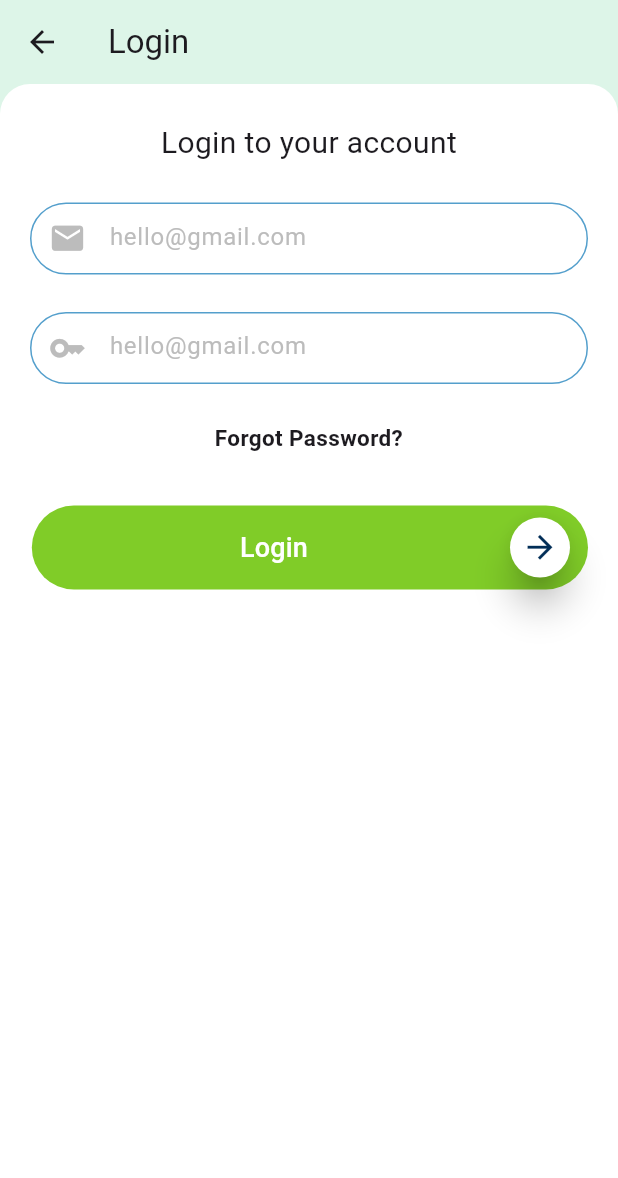
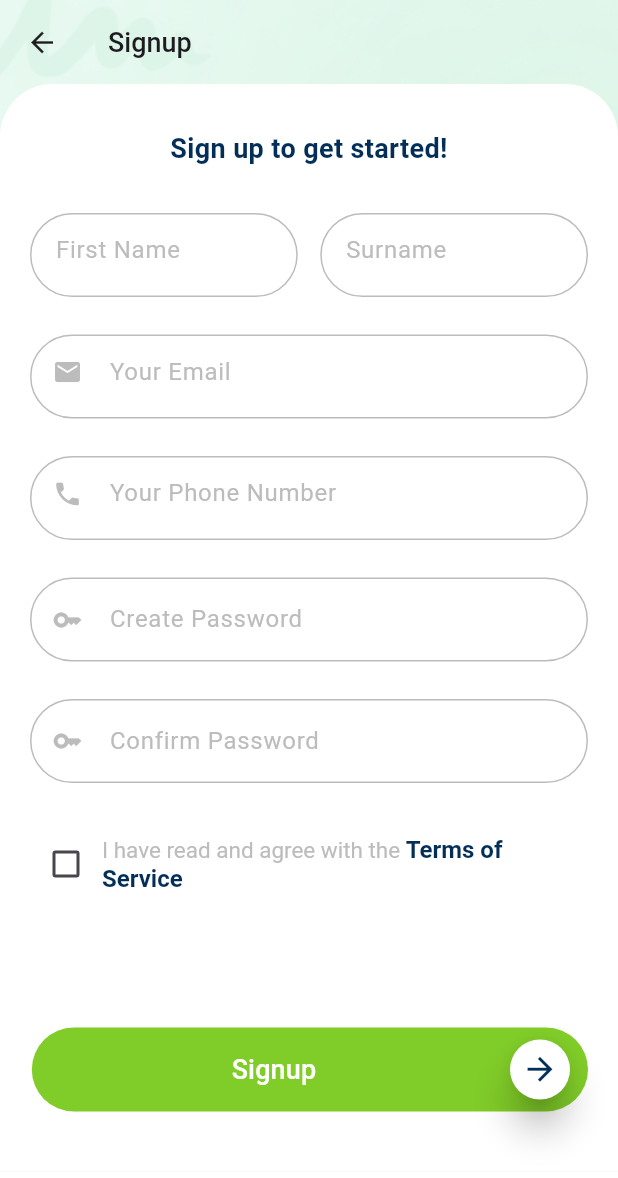
Before and after one commit to MuhammadWaqar340/parkConnect, a Flutter app: the screen it shows after launch, on a phone screen of 412 x 824 dp. Shown: the top 1178 px of the screen. Run offline on Flutter 3.47's test engine with Material 3 defaults, Android fonts, the phone set to English and light mode, and no system bars.

Commit message:
Signup screen

```diff
--- a/lib/main.dart
+++ b/lib/main.dart
@@ -1,7 +1,7 @@
 import 'package:flutter/material.dart';
+import 'package:flutter/services.dart';
 import 'package:park_connect/src/screens/login.dart';
-import 'package:park_connect/src/widgets/common/customButton.dart';
-import 'package:park_connect/src/widgets/common/customInputField.dart';
+import 'package:park_connect/src/screens/signup.dart';
 
 void main() {
   runApp(const MyApp());
@@ -12,13 +12,18 @@ class MyApp extends StatelessWidget {
 
   @override
   Widget build(BuildContext context) {
+    SystemChrome.setSystemUIOverlayStyle(SystemUiOverlayStyle.dark.copyWith(
+      statusBarColor: Colors.transparent,
+      statusBarIconBrightness:
+          Brightness.dark, // Change to Brightness.light for dark icons
+    ));
     return MaterialApp(
       title: 'ParkConnect',
       debugShowCheckedModeBanner: false,
       home: Scaffold(
         backgroundColor: Colors.white,
         body: Center(
-          child: Login(), // Removed semicolon here
+          child: SignUp(),
         ),
       ),
     );
--- a/lib/src/constants/color.dart
+++ b/lib/src/constants/color.dart
@@ -7,5 +7,5 @@ class AppColors {
 
   static const Color textFieldBorder = Color(0xFF549FCC);
   static const Color textFieldHint = Color(0xFFBCBCBC);
-  static const Color backgroundColor = Color(0xFFDDF5E8);
+  static const Color backgroundColor = Color.fromARGB(255, 226, 248, 236);
 }
--- a/lib/src/screens/login.dart
+++ b/lib/src/screens/login.dart
@@ -2,38 +2,62 @@ import 'package:flutter/material.dart';
 import 'package:park_connect/src/constants/color.dart';
 import 'package:park_connect/src/widgets/common/customButton.dart';
 import 'package:park_connect/src/widgets/common/customInputField.dart';
+import 'package:park_connect/src/widgets/common/customPasswordFiled.dart';
 
 class Login extends StatelessWidget {
   @override
   Widget build(BuildContext context) {
     return Scaffold(
-      appBar: AppBar(
-        title: Text('Login'),
-        backgroundColor: AppColors.backgroundColor,
-        elevation:
-            0, // Set elevation to 0 to make app bar blend with the background
+      backgroundColor: Colors.transparent,
+      body: Stack(
+        children: [
+          Positioned.fill(
+            top: -(MediaQuery.of(context).padding.top + kToolbarHeight) * 0.3,
+            left: 0,
+            right: 0,
+            child: Container(
+              height: MediaQuery.of(context).size.height * 0.5,
+              decoration: const BoxDecoration(
+                image: DecorationImage(
+                  image: AssetImage('assets/background.png'),
+                  fit: BoxFit.cover,
+                ),
+              ),
+            ),
+          ),
+          Column(
+            crossAxisAlignment: CrossAxisAlignment.stretch,
+            children: [
+              SizedBox(
+                height: kToolbarHeight + MediaQuery.of(context).padding.top,
+                child: AppBar(
+                  backgroundColor: Colors.transparent,
+                  elevation: 0,
                   leading: IconButton(
                     icon: Icon(Icons.arrow_back),
+                    iconSize: 22,
                     onPressed: () {
-            Navigator.of(context).pop(); // This will pop the current route
+                      Navigator.of(context).pop();
                     },
                   ),
+                  title: const Text(
+                    'Login',
+                    style: TextStyle(fontSize: 18, fontWeight: FontWeight.w500),
                   ),
-      backgroundColor: AppColors.backgroundColor,
-      body: Column(
-        crossAxisAlignment: CrossAxisAlignment.stretch,
-        children: [
+                ),
+              ),
               Expanded(
                 child: Container(
                   decoration: const BoxDecoration(
                     borderRadius: BorderRadius.only(
-                  topLeft: Radius.circular(20.0),
-                  topRight: Radius.circular(20.0),
+                      topLeft: Radius.circular(35.0),
+                      topRight: Radius.circular(35.0),
                     ),
                     color: Colors.white,
                   ),
                   child: const Padding(
-                padding: EdgeInsets.symmetric(horizontal: 20.0, vertical: 25.0),
+                    padding:
+                        EdgeInsets.symmetric(horizontal: 20.0, vertical: 30.0),
                     child: Column(
                       crossAxisAlignment: CrossAxisAlignment.stretch,
                       children: [
@@ -41,26 +65,34 @@ class Login extends StatelessWidget {
                           'Login to your account',
                           textAlign: TextAlign.center,
                           style: TextStyle(
-                        fontSize: 20.0,
-                        fontWeight: FontWeight.w400,
+                              fontSize: 18.0,
+                              fontWeight: FontWeight.w600,
+                              color: AppColors.arrowIcon),
                         ),
+                        SizedBox(height: 30),
+                        CustomTextField(
+                          prefixIcon: Icons.email,
+                          hintText: 'hello@gmail.com',
+                          color: AppColors.textFieldBorder,
+                          width: 327,
                         ),
                         SizedBox(height: 25),
-                    CustomTextField(
-                        prefixIcon: Icons.email, hintText: 'hello@gmail.com'),
-                    SizedBox(height: 25),
-                    CustomTextField(
-                        prefixIcon: Icons.key, hintText: 'hello@gmail.com'),
-                    SizedBox(height: 25),
+                        CustomPasswordField(
+                          color: AppColors.textFieldBorder,
+                          visibilityOnIcon: Icons.visibility,
+                          visibilityOffIcon: Icons.visibility_off,
+                          hintText: 'Your Password',
+                        ),
+                        SizedBox(height: 12),
                         Text(
                           'Forgot Password?',
                           textAlign: TextAlign.center,
                           style: TextStyle(
                             fontSize: 15.0,
-                        fontWeight: FontWeight.w600,
+                            fontWeight: FontWeight.w500,
                           ),
                         ),
-                    SizedBox(height: 25),
+                        SizedBox(height: 45),
                         CustomButton(hintText: 'Login'),
                       ],
                     ),
@@ -69,6 +101,8 @@ class Login extends StatelessWidget {
               ),
             ],
           ),
+        ],
+      ),
     );
   }
 }
--- /dev/null
+++ b/lib/src/screens/signup.dart
@@ -0,0 +1,184 @@
+import 'package:flutter/gestures.dart';
+import 'package:flutter/material.dart';
+import 'package:park_connect/src/constants/color.dart';
+import 'package:park_connect/src/widgets/common/customButton.dart';
+import 'package:park_connect/src/widgets/common/customInputField.dart';
+import 'package:park_connect/src/widgets/common/customPasswordFiled.dart';
+
+class SignUp extends StatefulWidget {
+  @override
+  _SignUpState createState() => _SignUpState();
+}
+
+class _SignUpState extends State<SignUp> {
+  bool _isChecked = false;
+
+  @override
+  Widget build(BuildContext context) {
+    return Scaffold(
+      backgroundColor: Colors.transparent,
+      body: Stack(
+        children: [
+          Positioned.fill(
+            top: -(MediaQuery.of(context).padding.top + kToolbarHeight) * 0.3,
+            left: 0,
+            right: 0,
+            child: Container(
+              height: MediaQuery.of(context).size.height * 0.5,
+              decoration: const BoxDecoration(
+                image: DecorationImage(
+                  image: AssetImage('assets/background.png'),
+                  fit: BoxFit.cover,
+                ),
+              ),
+            ),
+          ),
+          SingleChildScrollView(
+            physics: BouncingScrollPhysics(),
+            child: Column(
+              crossAxisAlignment: CrossAxisAlignment.stretch,
+              children: [
+                SizedBox(
+                  height: kToolbarHeight + MediaQuery.of(context).padding.top,
+                  child: AppBar(
+                    backgroundColor: Colors.transparent,
+                    elevation: 0,
+                    leading: IconButton(
+                      icon: const Icon(Icons.arrow_back),
+                      iconSize: 22,
+                      onPressed: () {
+                        Navigator.of(context).pop();
+                      },
+                    ),
+                    title: const Text(
+                      'Signup',
+                      style:
+                          TextStyle(fontSize: 18, fontWeight: FontWeight.w500),
+                    ),
+                  ),
+                ),
+                Container(
+                  decoration: const BoxDecoration(
+                    borderRadius: BorderRadius.only(
+                      topLeft: Radius.circular(35.0),
+                      topRight: Radius.circular(35.0),
+                    ),
+                    color: Colors.white,
+                  ),
+                  child: Padding(
+                    padding: const EdgeInsets.symmetric(
+                        horizontal: 20.0, vertical: 30.0),
+                    child: Column(
+                      crossAxisAlignment: CrossAxisAlignment.stretch,
+                      children: [
+                        const Text(
+                          'Sign up to get started!',
+                          textAlign: TextAlign.center,
+                          style: TextStyle(
+                            fontSize: 18.0,
+                            fontWeight: FontWeight.w600,
+                            color: AppColors.arrowIcon,
+                          ),
+                        ),
+                        const SizedBox(height: 30),
+                        const Row(
+                          mainAxisAlignment: MainAxisAlignment.spaceBetween,
+                          children: [
+                            Expanded(
+                              child: CustomTextField(
+                                  hintText: 'First Name',
+                                  width: 150,
+                                  color: AppColors.textFieldHint),
+                            ),
+                            SizedBox(width: 15),
+                            Expanded(
+                              child: CustomTextField(
+                                  hintText: 'Surname',
+                                  width: 150,
+                                  color: AppColors.textFieldHint),
+                            ),
+                          ],
+                        ),
+                        const SizedBox(height: 25),
+                        Column(
+                          crossAxisAlignment: CrossAxisAlignment.stretch,
+                          children: [
+                            const CustomTextField(
+                              prefixIcon: Icons.email,
+                              hintText: 'Your Email',
+                              color: AppColors.textFieldHint,
+                              width: 327,
+                            ),
+                            const SizedBox(height: 25),
+                            const CustomTextField(
+                              prefixIcon: Icons.phone,
+                              hintText: 'Your Phone Number',
+                              color: AppColors.textFieldHint,
+                              width: 327,
+                            ),
+                            const SizedBox(height: 25),
+                            const CustomPasswordField(
+                              color: AppColors.textFieldHint,
+                              hintText: 'Create Password',
+                            ),
+                            const SizedBox(height: 25),
+                            const CustomPasswordField(
+                              color: AppColors.textFieldHint,
+                              hintText: 'Confirm Password',
+                            ),
+                            const SizedBox(height: 30),
+                            Row(
+                              children: [
+                                Checkbox(
+                                    value: _isChecked,
+                                    onChanged: (value) {
+                                      setState(() {
+                                        _isChecked = value!;
+                                      });
+                                    },
+                                    activeColor: AppColors.buttonBackground),
+                                Flexible(
+                                  child: RichText(
+                                    overflow: TextOverflow.clip,
+                                    text: TextSpan(
+                                      style: const TextStyle(
+                                        fontSize: 15,
+                                        color: AppColors.textFieldHint,
+                                      ),
+                                      children: [
+                                        const TextSpan(
+                                          text:
+                                              'I have read and agree with the ',
+                                        ),
+                                        TextSpan(
+                                          text: 'Terms of Service',
+                                          style: const TextStyle(
+                                            color: AppColors.arrowIcon,
+                                            fontWeight: FontWeight.bold,
+                                            fontSize: 16,
+                                          ),
+                                          recognizer: TapGestureRecognizer()
+                                            ..onTap = () {},
+                                        ),
+                                      ],
+                                    ),
+                                  ),
+                                ),
+                              ],
+                            ),
+                            const SizedBox(height: 75),
+                            const CustomButton(hintText: 'Signup'),
+                          ],
+                        ),
+                      ],
+                    ),
+                  ),
+                ),
+              ],
+            ),
+          ),
+        ],
+      ),
+    );
+  }
+}
--- a/lib/src/widgets/common/customButton.dart
+++ b/lib/src/widgets/common/customButton.dart
@@ -4,7 +4,7 @@ import 'package:park_connect/src/constants/color.dart';
 
 class CustomButton extends StatelessWidget {
   final String hintText;
-  const CustomButton({Key? key, required this.hintText}) : super(key: key);
+  const CustomButton({super.key, required this.hintText});
 
   @override
   Widget build(BuildContext context) {
@@ -27,12 +27,10 @@ class CustomButton extends StatelessWidget {
               children: [
                 Expanded(
                   child: TextButton(
-                    onPressed: () {
-                      // Add any action you want when the button is pressed
-                    },
+                    onPressed: () {},
                     child: Text(
                       hintText,
-                      style: TextStyle(
+                      style: const TextStyle(
                           color: AppColors.whiteBackground,
                           fontSize: 18,
                           fontWeight: FontWeight.w500),
@@ -52,9 +50,7 @@ class CustomButton extends StatelessWidget {
                     size: 25,
                     color: AppColors.arrowIcon,
                   ),
-                  onPressed: () {
-                    // Action when the forward arrow button is pressed
-                  },
+                  onPressed: () {},
                 ),
               ],
             ),
--- a/lib/src/widgets/common/customInputField.dart
+++ b/lib/src/widgets/common/customInputField.dart
@@ -2,28 +2,34 @@ import 'package:flutter/material.dart';
 import 'package:park_connect/src/constants/color.dart';
 
 class CustomTextField extends StatelessWidget {
-  final IconData prefixIcon;
+  final IconData? prefixIcon;
   final String hintText;
+  final double width;
+  final Color color;
 
   const CustomTextField(
-      {Key? key, required this.prefixIcon, required this.hintText})
+      {Key? key,
+      this.prefixIcon,
+      required this.hintText,
+      required this.width,
+      required this.color})
       : super(key: key);
 
   @override
   Widget build(BuildContext context) {
     return Container(
-      width: 327,
-      height: 48,
+      width: width,
+      height: 56,
       decoration: BoxDecoration(
         borderRadius: BorderRadius.circular(30.0),
         border: Border.all(
-          color: AppColors.textFieldBorder,
+          color: color,
           width: 1.0,
         ),
       ),
       child: TextField(
         decoration: InputDecoration(
-          hintText: hintText ?? 'Enter text...', // Use provided hint or default
+          hintText: hintText,
           hintStyle: TextStyle(color: AppColors.textFieldHint),
           contentPadding:
               EdgeInsets.symmetric(horizontal: 16.0, vertical: 12.0),
@@ -31,11 +37,13 @@ class CustomTextField extends StatelessWidget {
           prefixIcon: prefixIcon != null
               ? Icon(
                   prefixIcon,
-                  size: 25,
+                  size: 20,
                   color: AppColors.textFieldHint,
                 )
               : null,
         ),
+        cursorColor: AppColors.textFieldBorder,
+        cursorHeight: 23,
       ),
     );
   }
--- /dev/null
+++ b/lib/src/widgets/common/customPasswordFiled.dart
@@ -0,0 +1,83 @@
+import 'package:flutter/material.dart';
+import 'package:park_connect/src/constants/color.dart';
+
+class CustomPasswordField extends StatefulWidget {
+  final Color color;
+  final IconData? visibilityOnIcon;
+  final IconData? visibilityOffIcon;
+  final String hintText;
+
+  const CustomPasswordField({
+    Key? key,
+    required this.color,
+    this.visibilityOnIcon,
+    this.visibilityOffIcon,
+    required this.hintText,
+  }) : super(key: key);
+
+  @override
+  _CustomPasswordFieldState createState() => _CustomPasswordFieldState();
+}
+
+class _CustomPasswordFieldState extends State<CustomPasswordField> {
+  bool obscureText = true;
+
+  final IconData prefixIcon = Icons.key_outlined;
+
+  @override
+  Widget build(BuildContext context) {
+    return Container(
+      width: 327,
+      height: 56,
+      decoration: BoxDecoration(
+        borderRadius: BorderRadius.circular(30.0),
+        border: Border.all(
+          color: widget.color,
+          width: 1.0,
+        ),
+      ),
+      child: Row(
+        children: [
+          Expanded(
+            child: TextField(
+              obscureText: obscureText,
+              decoration: InputDecoration(
+                hintText: widget.hintText,
+                hintStyle: TextStyle(color: AppColors.textFieldHint),
+                contentPadding:
+                    EdgeInsets.symmetric(horizontal: 16.0, vertical: 12.0),
+                border: InputBorder.none,
+                prefixIcon: prefixIcon != null
+                    ? Icon(
+                        prefixIcon,
+                        size: 20,
+                        color: AppColors.textFieldHint,
+                      )
+                    : null,
+              ),
+              cursorColor: AppColors.textFieldBorder,
+              cursorHeight: 23,
+            ),
+          ),
+          GestureDetector(
+            onTap: () {
+              setState(() {
+                obscureText = !obscureText;
+              });
+            },
+            child: Padding(
+              padding: const EdgeInsets.only(right: 8.0),
+              child: Icon(
+                obscureText
+                    ? widget.visibilityOffIcon
+                    : widget.visibilityOnIcon,
+                size: 20,
+                color: AppColors.textFieldHint,
+              ),
+            ),
+          ),
+        ],
+      ),
+    );
+  }
+}
```
Also changed, not shown: assets/back_logo.png (added), assets/background.png (added). Lines whose indentation alone changed are shown as unchanged.
